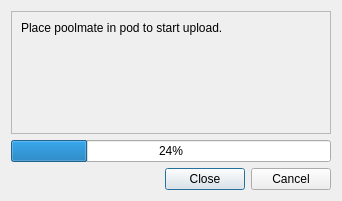
The window that ui/sync.ui (ihewitt/poolviewer) describes before a commit, drawn with Qt 5.
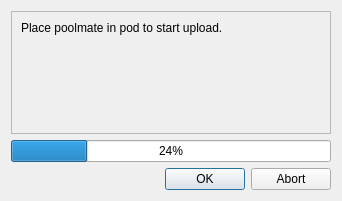
The same window after the commit.

Commit message:
Change the logic behind the closure of the Sync dialog. The dialog can only close by clicking the OK button which is only active once the other thread finishes.
The Abort button tells the thread to top ASAP, but only the finished signal allows the dialog to be closed.

Not sure about PodOrig, there should be no need to wait in the stop() methods, but I do not have a way to try it.

The edit to the form file:
```diff
--- a/ui/sync.ui
+++ b/ui/sync.ui
@@ -49,7 +49,7 @@
       <enum>Qt::Horizontal</enum>
      </property>
      <property name="standardButtons">
-      <set>QDialogButtonBox::Cancel|QDialogButtonBox::Close</set>
+      <set>QDialogButtonBox::Abort|QDialogButtonBox::Ok</set>
      </property>
     </widget>
    </item>
```
Left out of the diff: 16 changed lines with no effect on the pictures. The commit also changes 5 other files.
